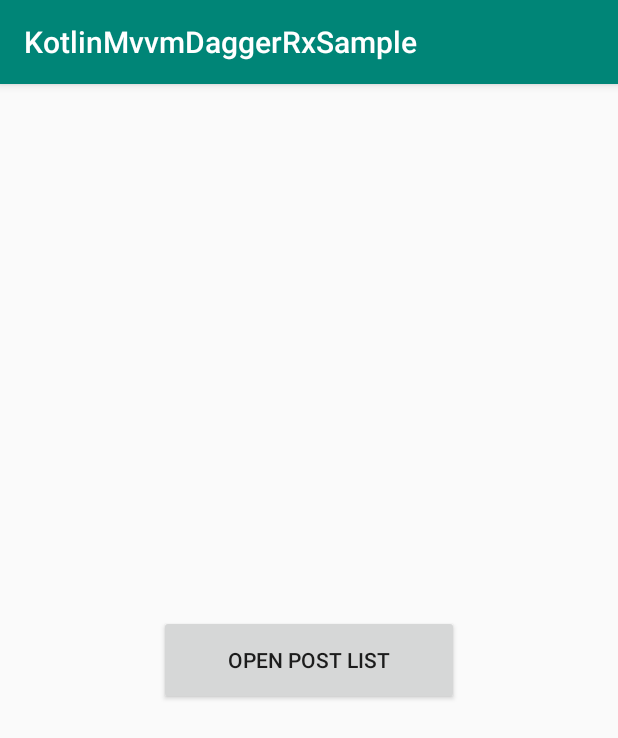
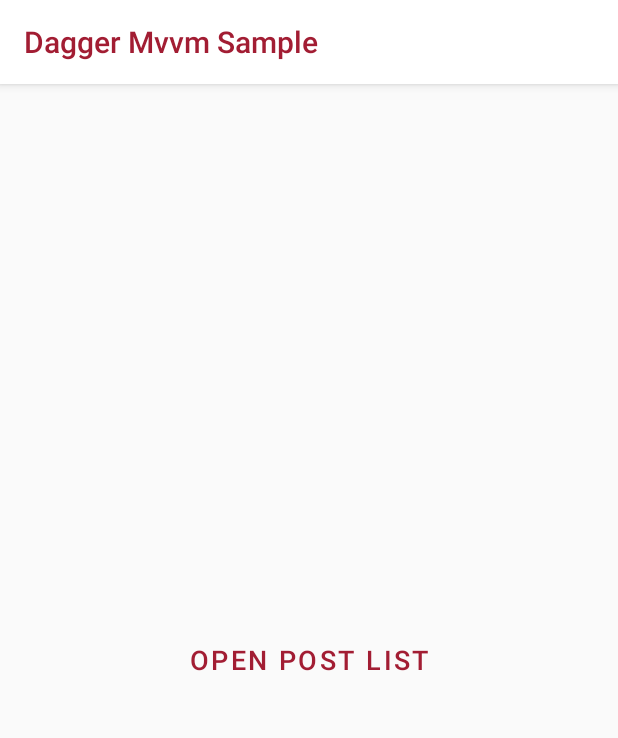
Before and after one commit to mahmutyetisir/android-KotlinMvvmSample, an Android app: the screen it shows after launch (MainActivity), on a phone screen of 412 x 824 dp. Shown: the top 738 px of the screen. Run offline under Robolectric (Android 15) with nearby library versions, the phone set to English and light mode, and no system bars.

Commit message:
BaseActivity Added. UI Updated.

```diff
--- a/app/build.gradle
+++ b/app/build.gradle
@@ -39,7 +39,7 @@ dependencies {
     androidTestImplementation 'androidx.test.espresso:espresso-core:3.1.0-alpha4'
 
     // Support Design
-    implementation "com.google.android.material:material:1.0.0-rc01"
+    implementation "com.google.android.material:material:1.2.0-alpha01"
 
     // RecyclerView
     implementation "androidx.recyclerview:recyclerview:1.0.0"
--- /dev/null
+++ b/app/src/main/java/com/example/kotlinmvvmdaggerrxsample/BaseActivity.kt
@@ -0,0 +1,7 @@
+package com.example.kotlinmvvmdaggerrxsample
+
+import androidx.appcompat.app.AppCompatActivity
+
+open class BaseActivity : AppCompatActivity() {
+
+}
--- a/app/src/main/java/com/example/kotlinmvvmdaggerrxsample/MainActivity.kt
+++ b/app/src/main/java/com/example/kotlinmvvmdaggerrxsample/MainActivity.kt
@@ -3,13 +3,13 @@ package com.example.kotlinmvvmdaggerrxsample
 import android.content.Intent
 import android.os.Bundle
 import android.view.View
-import androidx.appcompat.app.AppCompatActivity
 
-class MainActivity : AppCompatActivity() {
+class MainActivity : BaseActivity() {
 
     override fun onCreate(savedInstanceState: Bundle?) {
         super.onCreate(savedInstanceState)
         setContentView(R.layout.activity_main)
+        title = "Dagger Mvvm Sample"
     }
 
     fun clicButtonkOpenPostListActivity(view: View) {
--- a/app/src/main/java/com/example/kotlinmvvmdaggerrxsample/PostListActivity.kt
+++ b/app/src/main/java/com/example/kotlinmvvmdaggerrxsample/PostListActivity.kt
@@ -2,7 +2,6 @@ package com.example.kotlinmvvmdaggerrxsample
 
 import android.os.Bundle
 import androidx.annotation.StringRes
-import androidx.appcompat.app.AppCompatActivity
 import androidx.databinding.DataBindingUtil
 import androidx.lifecycle.Observer
 import androidx.lifecycle.ViewModelProviders
@@ -13,7 +12,7 @@ import com.example.kotlinmvvmdaggerrxsample.di.ViewModelFactory
 import com.example.kotlinmvvmdaggerrxsample.ui.post.PostListViewModel
 import com.google.android.material.snackbar.Snackbar
 
-class PostListActivity : AppCompatActivity() {
+class PostListActivity : BaseActivity() {
     private lateinit var binding: ActivityPostListBinding
     private lateinit var viewModel: PostListViewModel
 
@@ -22,6 +21,8 @@ class PostListActivity : AppCompatActivity() {
     override fun onCreate(savedInstanceState: Bundle?) {
         super.onCreate(savedInstanceState)
         setContentView(R.layout.activity_post_list)
+
+        supportActionBar?.setDisplayShowHomeEnabled(true)
 
         binding = DataBindingUtil.setContentView(this, R.layout.activity_post_list)
         binding.rcyclerViewPostList.layoutManager = LinearLayoutManager(this, RecyclerView.VERTICAL, false)
--- a/app/src/main/res/layout/activity_main.xml
+++ b/app/src/main/res/layout/activity_main.xml
@@ -8,10 +8,13 @@
         tools:context=".MainActivity">
 
     <androidx.appcompat.widget.AppCompatButton
+            style="@style/Widget.MaterialComponents.Button"
             android:id="@+id/btn_open_post_list_activity"
             android:layout_width="200dp"
             android:layout_height="60dp"
             android:text="Open Post List"
+            android:textColor="@color/colorPrimary"
+            android:textSize="18sp"
             app:layout_constraintTop_toTopOf="parent"
             app:layout_constraintBottom_toBottomOf="parent"
             app:layout_constraintStart_toStartOf="parent"
--- a/app/src/main/res/values/colors.xml
+++ b/app/src/main/res/values/colors.xml
@@ -1,6 +1,6 @@
 <?xml version="1.0" encoding="utf-8"?>
 <resources>
-    <color name="colorPrimary">#008577</color>
-    <color name="colorPrimaryDark">#00574B</color>
-    <color name="colorAccent">#D81B60</color>
+    <color name="colorPrimary">#a21d33</color>
+    <color name="colorPrimaryDark">#8A192C</color>
+    <color name="colorAccent">#DDDDDD</color>
 </resources>
--- a/app/src/main/res/values/styles.xml
+++ b/app/src/main/res/values/styles.xml
@@ -3,9 +3,28 @@
     <!-- Base application theme. -->
     <style name="AppTheme" parent="Theme.AppCompat.Light.DarkActionBar">
         <!-- Customize your theme here. -->
-        <item name="colorPrimary">@color/colorPrimary</item>
+        <item name="actionBarStyle">@style/MyActionBar</item>
+        <item name="android:titleTextStyle">@style/RobotoButtonStyle</item>
+        <item name="colorPrimary">#FFFFFF</item>
         <item name="colorPrimaryDark">@color/colorPrimaryDark</item>
         <item name="colorAccent">@color/colorAccent</item>
     </style>
 
+    <style name="MyActionBar" parent="@style/Widget.AppCompat.ActionBar.Solid">
+        <item name="titleTextStyle">@style/MyTitleTextStyle</item>
+    </style>
+
+    <style name="MyTitleTextStyle" parent="@style/TextAppearance.AppCompat.Widget.ActionBar.Title">
+        <item name="android:textColor">@color/colorPrimary</item>
+    </style>
+
+
+    <style name="RobotoTextViewStyle" parent="android:Widget.TextView">
+        <item name="fontFamily">sans-serif-light</item>
+    </style>
+
+    <style name="RobotoButtonStyle" parent="android:Widget.Holo.Button">
+        <item name="fontFamily">sans-serif-light</item>
+    </style>
+
 </resources>
```
